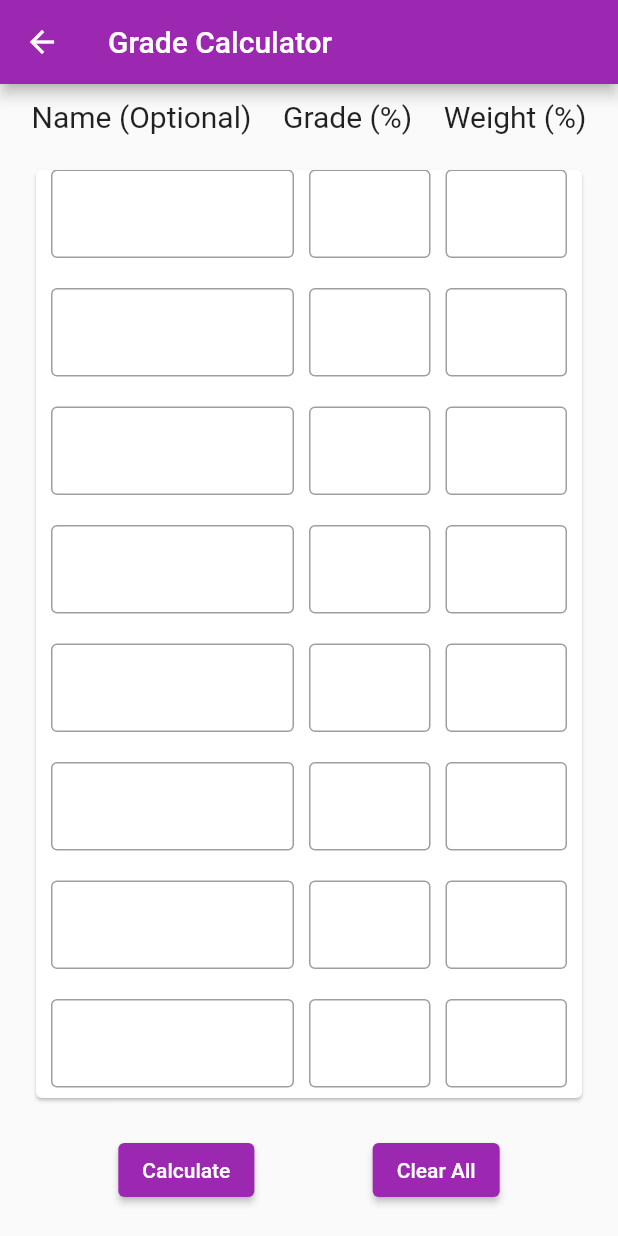
After one commit to benjamin-tsoumagas/csci4100u-final-project, a Flutter app: the GradeCalculatorPage screen opened directly, on a phone screen of 412 x 824 dp. The commit adds this screen. Run offline on Flutter 3.47's test engine with Material 2 defaults, Android fonts, the phone set to English and light mode, and no system bars; our stand-ins replace cloud_firestore, firebase_core, flutter_map, geocoding, geolocator, latlong2; accounts and stored records are empty.

Commit message:
grade calculator outline added

```diff
--- /dev/null
+++ b/student_utility_tool/lib/grade_page.dart
@@ -0,0 +1,85 @@
+import 'package:flutter/material.dart';
+
+class GradeCalculatorPage extends StatelessWidget {
+  const GradeCalculatorPage({Key? key}) : super(key: key);
+
+  @override
+  Widget build(BuildContext context) {
+    return Scaffold(
+        appBar: AppBar(
+          title: const Text("Grade Calculator"),
+        ),
+        body: Column(
+          children: [
+            const SizedBox(height: 10),
+            Row(
+              mainAxisAlignment: MainAxisAlignment.spaceEvenly,
+              children: const [
+                Text("Name (Optional)", style: TextStyle(fontSize: 20)),
+                Text("Grade (%)", style: TextStyle(fontSize: 20)),
+                Text("Weight (%)", style: TextStyle(fontSize: 20))
+              ],
+            ),
+            Expanded(
+                child: Container(
+              padding: const EdgeInsets.all(20),
+              child: Card(child: GradeCalculator()),
+            )),
+            Row(
+              mainAxisAlignment: MainAxisAlignment.spaceEvenly,
+              children: [
+                ElevatedButton(
+                    onPressed: () {}, child: const Text("Calculate")),
+                ElevatedButton(onPressed: () {}, child: const Text("Clear All"))
+              ],
+            ),
+            const SizedBox(height: 20),
+          ],
+        ));
+  }
+}
+
+class GradeCalculator extends StatefulWidget {
+  GradeCalculator({Key? key}) : super(key: key);
+
+  @override
+  _GradeCalculatorState createState() => _GradeCalculatorState();
+}
+
+class _GradeCalculatorState extends State<GradeCalculator> {
+  @override
+  Widget build(BuildContext context) {
+    return ListView.builder(
+        itemCount: 10,
+        itemBuilder: (BuildContext context, int index) {
+          return Column(
+            children: [
+              Row(
+                children: const [
+                  SizedBox(width: 10),
+                  Flexible(
+                      flex: 2,
+                      child: TextField(
+                          decoration:
+                              InputDecoration(border: OutlineInputBorder()))),
+                  SizedBox(width: 10),
+                  Flexible(
+                      child: TextField(
+                          decoration:
+                              InputDecoration(border: OutlineInputBorder()))),
+                  SizedBox(width: 10),
+                  Flexible(
+                      child: TextField(
+                          decoration:
+                              InputDecoration(border: OutlineInputBorder()))),
+                  SizedBox(width: 10),
+                ],
+              ),
+              const SizedBox(
+                height: 20,
+              )
+            ],
+          );
+        });
+  }
+}
--- a/student_utility_tool/lib/navigation_drawer.dart
+++ b/student_utility_tool/lib/navigation_drawer.dart
@@ -4,6 +4,7 @@ import 'package:flutter/material.dart';
 import 'courses_page.dart';
 import 'home_page.dart';
 import 'map_page.dart';
+import 'grade_page.dart';
 
 class NavigationDrawerWidget extends StatelessWidget {
   const NavigationDrawerWidget({Key? key}) : super(key: key);
@@ -29,10 +30,14 @@ class NavigationDrawerWidget extends StatelessWidget {
             },
           ),
           //Option to go to Add Grades
-          const ListTile(
-            leading: Icon(Icons.insert_chart),
-            title: Text("Add Grade"),
-            trailing: Icon(Icons.chevron_right),
+          ListTile(
+            leading: const Icon(Icons.insert_chart),
+            title: const Text("Add Grade"),
+            trailing: const Icon(Icons.chevron_right),
+            onTap: () {
+              Navigator.of(context).push(MaterialPageRoute(
+                  builder: (context) => GradeCalculatorPage()));
+            },
           ),
           //Option to go to Courses
           ListTile(
```
